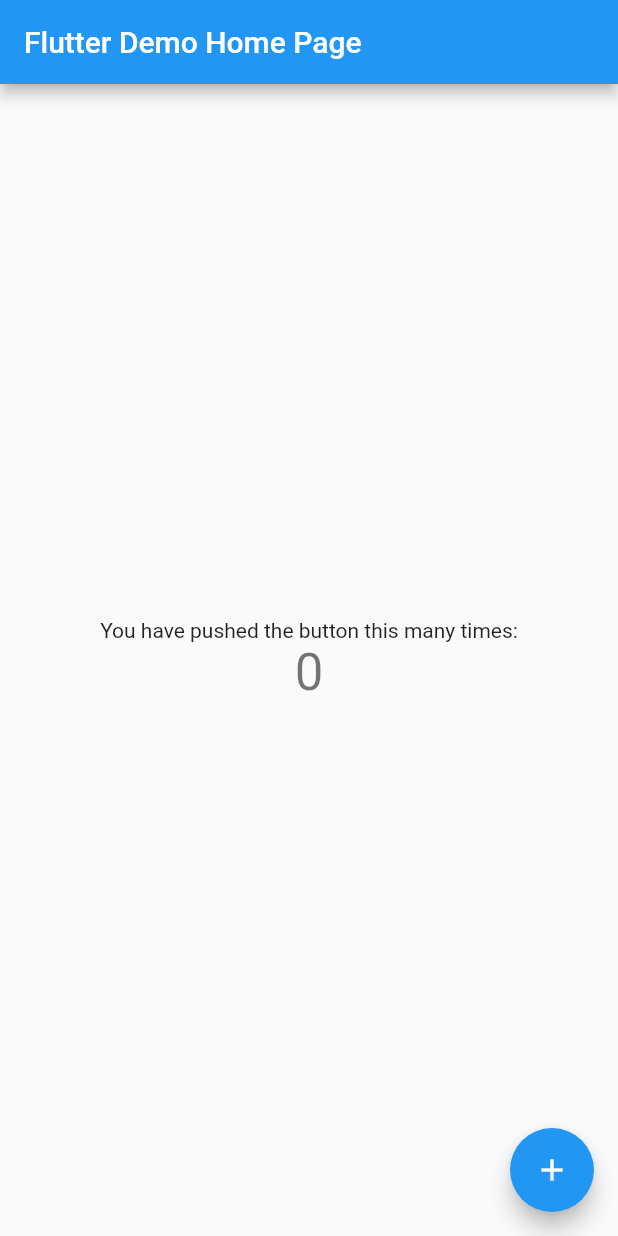
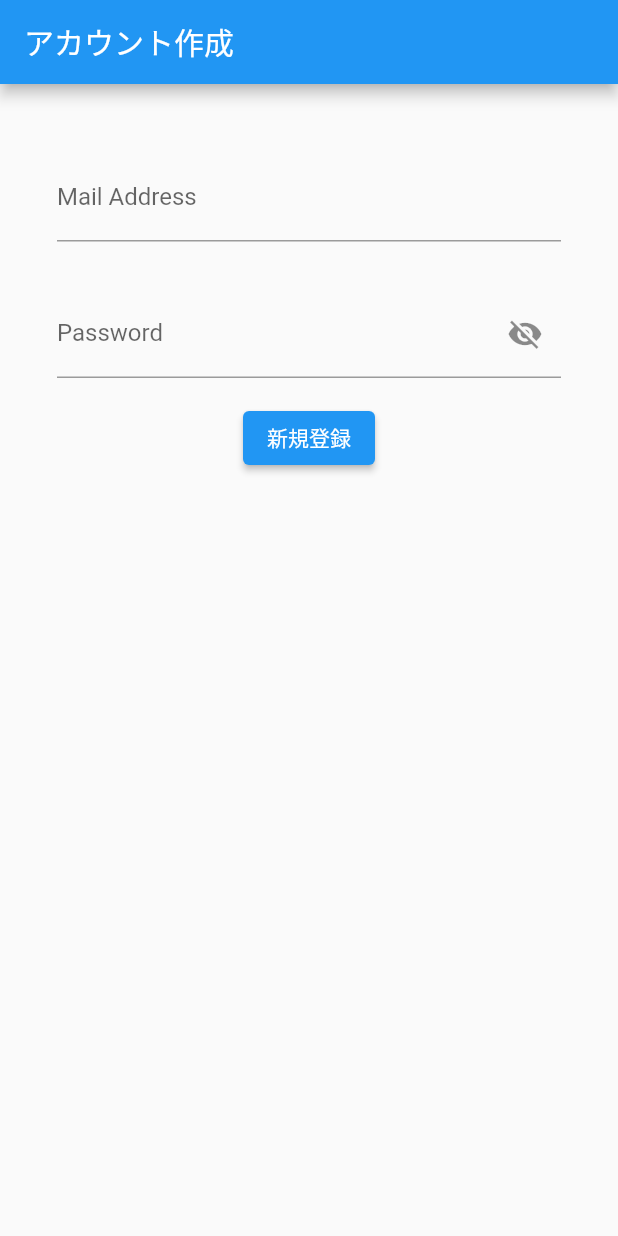
Before and after one commit to Keiji-morita/todo_for_Traial, a Flutter app: the screen it shows after launch, on a phone screen of 412 x 824 dp. Run offline on Flutter 3.47's test engine with Material 2 defaults, Android fonts, the phone set to English and light mode, and no system bars.

Commit message:
登録画面実装

```diff
--- /dev/null
+++ b/lib/login_parts/register.dart
@@ -0,0 +1,63 @@
+import 'package:flutter/material.dart';
+
+class register extends StatefulWidget {
+  const register({Key? key}) : super(key: key);
+
+  @override
+  State<register> createState() => _registerState();
+}
+
+class _registerState extends State<register> {
+  bool _isObscure = true;
+
+  @override
+  Widget build(BuildContext context) {
+    return Scaffold(
+      appBar: AppBar(
+        title: Text('アカウント作成'),
+        backgroundColor: Colors.blue,
+      ),
+      body: Center(
+        child: Container(
+          padding: const EdgeInsets.all(30.0),
+          child: Column(
+            crossAxisAlignment: CrossAxisAlignment.start,
+            children: <Widget>[
+              Padding(
+                padding: const EdgeInsets.symmetric(horizontal: 8, vertical: 16),
+                child: TextFormField(
+                  decoration: const InputDecoration(
+                  labelText: 'Mail Address',
+                  ),
+                ),
+              ),
+              Padding(
+                padding: const EdgeInsets.symmetric(horizontal: 8, vertical: 16),
+                child: TextFormField(
+                  obscureText: _isObscure,
+                  decoration: InputDecoration(
+                  labelText: 'Password',
+                  suffixIcon: IconButton(
+                      icon: Icon(_isObscure
+                          ? Icons.visibility_off
+                          : Icons.visibility),
+                      onPressed: () {
+                        setState(() {
+                          _isObscure = !_isObscure;
+                        });
+                      })),
+                ),
+              ),
+              Center(
+                child: ElevatedButton(
+                  onPressed: (){},
+                  child: Text('新規登録')
+                ),
+              ),
+            ],
+          ),
+        ),
+      ),
+    );
+  }
+}
--- a/lib/main.dart
+++ b/lib/main.dart
@@ -1,115 +1,21 @@
 import 'package:flutter/material.dart';
 
+import 'login_parts/register.dart';
+
+
 void main() {
-  runApp(const MyApp());
+  runApp(Base());
 }
-
-class MyApp extends StatelessWidget {
-  const MyApp({Key? key}) : super(key: key);
-
-  // This widget is the root of your application.
+class Base extends StatelessWidget {
   @override
   Widget build(BuildContext context) {
     return MaterialApp(
-      title: 'Flutter Demo',
+      debugShowCheckedModeBanner: false,
+
       theme: ThemeData(
-        // This is the theme of your application.
-        //
-        // Try running your application with "flutter run". You'll see the
-        // application has a blue toolbar. Then, without quitting the app, try
-        // changing the primarySwatch below to Colors.green and then invoke
-        // "hot reload" (press "r" in the console where you ran "flutter run",
-        // or simply save your changes to "hot reload" in a Flutter IDE).
-        // Notice that the counter didn't reset back to zero; the application
-        // is not restarted.
         primarySwatch: Colors.blue,
       ),
-      home: const MyHomePage(title: 'Flutter Demo Home Page'),
+      home: register(),
     );
   }
 }
-
-class MyHomePage extends StatefulWidget {
-  const MyHomePage({Key? key, required this.title}) : super(key: key);
-
-  // This widget is the home page of your application. It is stateful, meaning
-  // that it has a State object (defined below) that contains fields that affect
-  // how it looks.
-
-  // This class is the configuration for the state. It holds the values (in this
-  // case the title) provided by the parent (in this case the App widget) and
-  // used by the build method of the State. Fields in a Widget subclass are
-  // always marked "final".
-
-  final String title;
-
-  @override
-  State<MyHomePage> createState() => _MyHomePageState();
-}
-
-class _MyHomePageState extends State<MyHomePage> {
-  int _counter = 0;
-
-  void _incrementCounter() {
-    setState(() {
-      // This call to setState tells the Flutter framework that something has
-      // changed in this State, which causes it to rerun the build method below
-      // so that the display can reflect the updated values. If we changed
-      // _counter without calling setState(), then the build method would not be
-      // called again, and so nothing would appear to happen.
-      _counter++;
-    });
-  }
-
-  @override
-  Widget build(BuildContext context) {
-    // This method is rerun every time setState is called, for instance as done
-    // by the _incrementCounter method above.
-    //
-    // The Flutter framework has been optimized to make rerunning build methods
-    // fast, so that you can just rebuild anything that needs updating rather
-    // than having to individually change instances of widgets.
-    return Scaffold(
-      appBar: AppBar(
-        // Here we take the value from the MyHomePage object that was created by
-        // the App.build method, and use it to set our appbar title.
-        title: Text(widget.title),
-      ),
-      body: Center(
-        // Center is a layout widget. It takes a single child and positions it
-        // in the middle of the parent.
-        child: Column(
-          // Column is also a layout widget. It takes a list of children and
-          // arranges them vertically. By default, it sizes itself to fit its
-          // children horizontally, and tries to be as tall as its parent.
-          //
-          // Invoke "debug painting" (press "p" in the console, choose the
-          // "Toggle Debug Paint" action from the Flutter Inspector in Android
-          // Studio, or the "Toggle Debug Paint" command in Visual Studio Code)
-          // to see the wireframe for each widget.
-          //
-          // Column has various properties to control how it sizes itself and
-          // how it positions its children. Here we use mainAxisAlignment to
-          // center the children vertically; the main axis here is the vertical
-          // axis because Columns are vertical (the cross axis would be
-          // horizontal).
-          mainAxisAlignment: MainAxisAlignment.center,
-          children: <Widget>[
-            const Text(
-              'You have pushed the button this many times:',
-            ),
-            Text(
-              '$_counter',
-              style: Theme.of(context).textTheme.headline4,
-            ),
-          ],
-        ),
-      ),
-      floatingActionButton: FloatingActionButton(
-        onPressed: _incrementCounter,
-        tooltip: 'Increment',
-        child: const Icon(Icons.add),
-      ), // This trailing comma makes auto-formatting nicer for build methods.
-    );
-  }
-}
--- a/pubspec.yaml
+++ b/pubspec.yaml
@@ -3,7 +3,7 @@
 
 # The following line prevents the package from being accidentally published to
 # pub.dev using `flutter pub publish`. This is preferred for private packages.
-publish_to: 'none' # Remove this line if you wish to publish to pub.dev
+publish_to: "none" # Remove this line if you wish to publish to pub.dev
 
 # The following defines the version and build number for your application.
 # A version number is three numbers separated by dots, like 1.2.43
@@ -30,10 +30,10 @@
   flutter:
     sdk: flutter
 
-
   # The following adds the Cupertino Icons font to your application.
   # Use with the CupertinoIcons class for iOS style icons.
   cupertino_icons: ^1.0.2
+  firebase_auth: ^3.3.18
 
 dev_dependencies:
   flutter_test:
@@ -51,7 +51,6 @@
 
 # The following section is specific to Flutter packages.
 flutter:
-
   # The following line ensures that the Material Icons font is
   # included with your application, so that you can use the icons in
   # the material Icons class.
```
Also changed, not shown: pubspec.lock, 11 other files.
